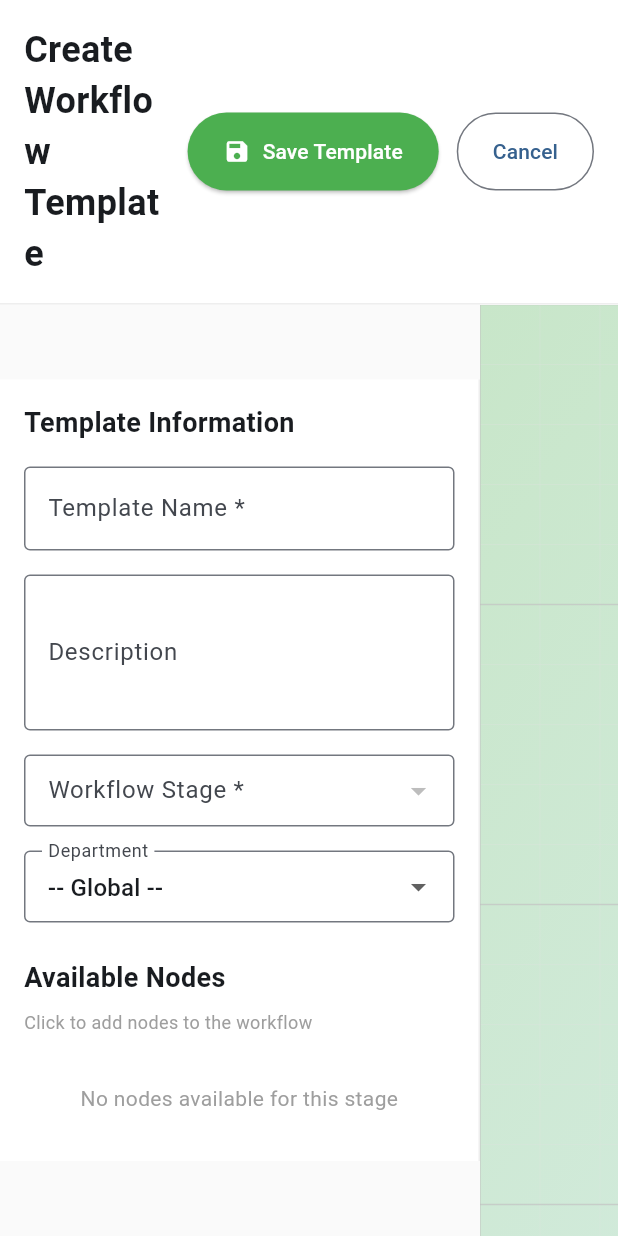
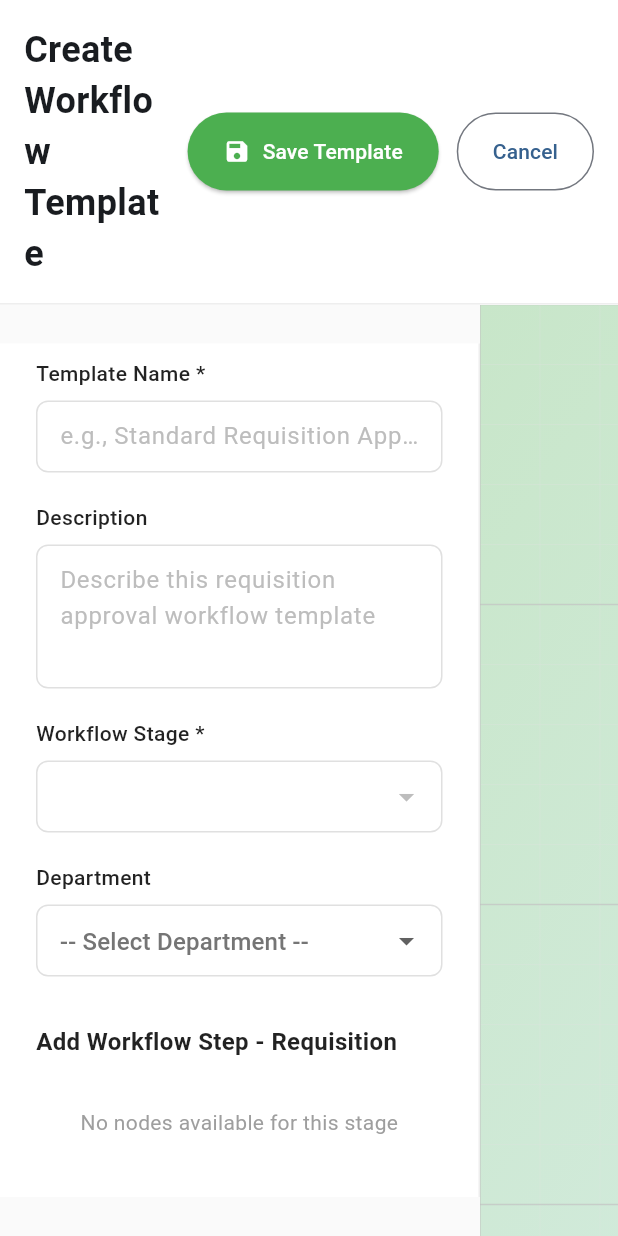
Before and after one commit to ravipazl/hrms, a Flutter app: the WorkflowCreationScreen screen opened by its route, on a phone screen of 412 x 824 dp. Run offline on Flutter 3.47's test engine with Material 3 defaults, Android fonts, the phone set to English and light mode, and no system bars; our stand-ins replace dio, file_picker, url_strategy; missing offline and left inert: dart:html; network calls fail.

Commit message:
design change workflow create

```diff
--- a/lib/screens/workflow_creation_screen.dart
+++ b/lib/screens/workflow_creation_screen.dart
@@ -180,17 +180,17 @@ class _WorkflowCreationScreenState extends State<WorkflowCreationScreen> {
                   ),
                 ),
                 // ✅ Show template ID in edit/view mode
-                if (widget.templateId != null)
-                  Padding(
-                    padding: const EdgeInsets.only(top: 4),
-                    child: Text(
-                      'Template ID: ${widget.templateId}',
-                      style: TextStyle(
-                        fontSize: 12,
-                        color: Colors.grey.shade600,
-                      ),
-                    ),
-                  ),
+                // if (widget.templateId != null)
+                //   Padding(
+                //     padding: const EdgeInsets.only(top: 4),
+                //     child: Text(
+                //       'Template ID: ${widget.templateId}',
+                //       style: TextStyle(
+                //         fontSize: 12,
+                //         color: Colors.grey.shade600,
+                //       ),
+                //     ),
+                //   ),
               ],
             ),
           ),
@@ -296,52 +296,112 @@ class _WorkflowCreationScreenState extends State<WorkflowCreationScreen> {
         border: Border(right: BorderSide(color: Colors.grey.shade200)),
       ),
       child: SingleChildScrollView(
-        padding: const EdgeInsets.all(16),
+        padding: const EdgeInsets.only(top: 10, left: 24, right: 24, bottom: 24),
         child: Column(
           crossAxisAlignment: CrossAxisAlignment.start,
           children: [
-            // Template Information
+            // Template Name field
             const Text(
-              'Template Information',
-              style: TextStyle(fontSize: 18, fontWeight: FontWeight.bold),
+              'Template Name *',
+              style: TextStyle(
+                fontSize: 14,
+                fontWeight: FontWeight.w500,
+                color: Colors.black87,
               ),
-            const SizedBox(height: 16),
-
-            // Name field
+            ),
+            const SizedBox(height: 8),
             TextField(
               controller: _nameController,
-              decoration: const InputDecoration(
-                labelText: 'Template Name *',
-                border: OutlineInputBorder(),
+              decoration: InputDecoration(
+                border: OutlineInputBorder(
+                  borderRadius: BorderRadius.circular(8),
+                  borderSide: BorderSide(color: Colors.grey.shade300),
+                ),
+                enabledBorder: OutlineInputBorder(
+                  borderRadius: BorderRadius.circular(8),
+                  borderSide: BorderSide(color: Colors.grey.shade300),
+                ),
+                focusedBorder: OutlineInputBorder(
+                  borderRadius: BorderRadius.circular(8),
+                  borderSide: const BorderSide(color: Colors.blue, width: 2),
+                ),
                 hintText: 'e.g., Standard Requisition Approval',
+                hintStyle: TextStyle(color: Colors.grey.shade400),
+                contentPadding: const EdgeInsets.symmetric(horizontal: 12, vertical: 12),
+                filled: true,
+                fillColor: Colors.white,
               ),
               onChanged: (value) => provider.updateTemplateInfo(name: value),
               enabled: widget.mode != 'view',
             ),
-            const SizedBox(height: 16),
+            const SizedBox(height: 20),
 
             // Description field
+            const Text(
+              'Description',
+              style: TextStyle(
+                fontSize: 14,
+                fontWeight: FontWeight.w500,
+                color: Colors.black87,
+              ),
+            ),
+            const SizedBox(height: 8),
             TextField(
               controller: _descriptionController,
-              decoration: const InputDecoration(
-                labelText: 'Description',
-                border: OutlineInputBorder(),
-                hintText: 'Describe this workflow template',
+              decoration: InputDecoration(
+                border: OutlineInputBorder(
+                  borderRadius: BorderRadius.circular(8),
+                  borderSide: BorderSide(color: Colors.grey.shade300),
+                ),
+                enabledBorder: OutlineInputBorder(
+                  borderRadius: BorderRadius.circular(8),
+                  borderSide: BorderSide(color: Colors.grey.shade300),
+                ),
+                focusedBorder: OutlineInputBorder(
+                  borderRadius: BorderRadius.circular(8),
+                  borderSide: const BorderSide(color: Colors.blue, width: 2),
+                ),
+                hintText: 'Describe this requisition approval workflow template',
+                hintStyle: TextStyle(color: Colors.grey.shade400),
+                contentPadding: const EdgeInsets.symmetric(horizontal: 12, vertical: 12),
+                filled: true,
+                fillColor: Colors.white,
               ),
               maxLines: 3,
               onChanged: (value) => provider.updateTemplateInfo(description: value),
               enabled: widget.mode != 'view',
             ),
-            const SizedBox(height: 16),
+            const SizedBox(height: 20),
 
-            // Stage dropdown
+            // Workflow Stage dropdown
+            const Text(
+              'Workflow Stage *',
+              style: TextStyle(
+                fontSize: 14,
+                fontWeight: FontWeight.w500,
+                color: Colors.black87,
+              ),
+            ),
+            const SizedBox(height: 8),
             DropdownButtonFormField<int>(
               value: provider.selectedStage?.id,
               isExpanded: true,
-              decoration: const InputDecoration(
-                labelText: 'Workflow Stage *',
-                border: OutlineInputBorder(),
-                contentPadding: EdgeInsets.symmetric(horizontal: 12, vertical: 10),
+              decoration: InputDecoration(
+                border: OutlineInputBorder(
+                  borderRadius: BorderRadius.circular(8),
+                  borderSide: BorderSide(color: Colors.grey.shade300),
+                ),
+                enabledBorder: OutlineInputBorder(
+                  borderRadius: BorderRadius.circular(8),
+                  borderSide: BorderSide(color: Colors.grey.shade300),
+                ),
+                focusedBorder: OutlineInputBorder(
+                  borderRadius: BorderRadius.circular(8),
+                  borderSide: const BorderSide(color: Colors.blue, width: 2),
+                ),
+                contentPadding: const EdgeInsets.symmetric(horizontal: 12, vertical: 12),
+                filled: true,
+                fillColor: Colors.white,
               ),
               items: provider.availableStages.map((stage) {
                 return DropdownMenuItem<int>(
@@ -372,9 +432,18 @@ class _WorkflowCreationScreenState extends State<WorkflowCreationScreen> {
                       }
                     },
             ),
-            const SizedBox(height: 16),
+            const SizedBox(height: 20),
 
-            // ✅ NEW: Department dropdown
+            // Department dropdown
+            const Text(
+              'Department',
+              style: TextStyle(
+                fontSize: 14,
+                fontWeight: FontWeight.w500,
+                color: Colors.black87,
+              ),
+            ),
+            const SizedBox(height: 8),
             if (_loadingDepartments)
               const Center(
                 child: Padding(
@@ -385,19 +454,33 @@ class _WorkflowCreationScreenState extends State<WorkflowCreationScreen> {
             else
               DropdownButtonFormField<int>(
                 value: provider.template.department,
-                isExpanded: true, // ✅ FIX: Prevent overflow
-                decoration: const InputDecoration(
-                  labelText: 'Department',
-                  border: OutlineInputBorder(),
-                  hintText: 'Optional',
-                  contentPadding: EdgeInsets.symmetric(horizontal: 12, vertical: 10),
+                isExpanded: true,
+                decoration: InputDecoration(
+                  border: OutlineInputBorder(
+                    borderRadius: BorderRadius.circular(8),
+                    borderSide: BorderSide(color: Colors.grey.shade300),
+                  ),
+                  enabledBorder: OutlineInputBorder(
+                    borderRadius: BorderRadius.circular(8),
+                    borderSide: BorderSide(color: Colors.grey.shade300),
+                  ),
+                  focusedBorder: OutlineInputBorder(
+                    borderRadius: BorderRadius.circular(8),
+                    borderSide: const BorderSide(color: Colors.blue, width: 2),
+                  ),
+                  hintText: '-- Select Department --',
+                  hintStyle: TextStyle(color: Colors.grey.shade400),
+                  contentPadding: const EdgeInsets.symmetric(horizontal: 12, vertical: 12),
+                  filled: true,
+                  fillColor: Colors.white,
                 ),
                 items: [
-                  const DropdownMenuItem<int>(
+                  DropdownMenuItem<int>(
                     value: null,
                     child: Text(
-                      '-- Global --',
-                      overflow: TextOverflow.ellipsis, // ✅ FIX: Handle long text
+                      '-- Select Department --',
+                      style: TextStyle(color: Colors.grey.shade600),
+                      overflow: TextOverflow.ellipsis,
                       maxLines: 1,
                     ),
                   ),
@@ -406,7 +489,7 @@ class _WorkflowCreationScreenState extends State<WorkflowCreationScreen> {
                       value: dept.id,
                       child: Text(
                         dept.name,
-                        overflow: TextOverflow.ellipsis, // ✅ FIX: Handle long text
+                        overflow: TextOverflow.ellipsis,
                         maxLines: 1,
                       ),
                     );
@@ -418,7 +501,7 @@ class _WorkflowCreationScreenState extends State<WorkflowCreationScreen> {
                         provider.updateTemplateInfo(department: value);
                       },
               ),
-            const SizedBox(height: 24),
+            const SizedBox(height: 32),
 
             // Node Palette
             if (widget.mode != 'view') _buildNodePalette(provider),
@@ -432,14 +515,13 @@ class _WorkflowCreationScreenState extends State<WorkflowCreationScreen> {
     return Column(
       crossAxisAlignment: CrossAxisAlignment.start,
       children: [
-        const Text(
-          'Available Nodes',
-          style: TextStyle(fontSize: 18, fontWeight: FontWeight.bold),
+        Text(
+          'Add Workflow Step - ${provider.selectedStage?.description ?? "Requisition"}',
+          style: const TextStyle(
+            fontSize: 16,
+            fontWeight: FontWeight.w600,
+            color: Colors.black87,
           ),
-        const SizedBox(height: 8),
-        const Text(
-          'Click to add nodes to the workflow',
-          style: TextStyle(fontSize: 12, color: Colors.grey),
         ),
         const SizedBox(height: 16),
 
@@ -467,52 +549,39 @@ class _WorkflowCreationScreenState extends State<WorkflowCreationScreen> {
 
             return Padding(
               padding: const EdgeInsets.only(bottom: 12),
-              child: InkWell(
-                onTap: canAdd
+              child: SizedBox(
+                width: double.infinity,
+                child: ElevatedButton(
+                  onPressed: canAdd
                       ? () => provider.addNode(constraint.node)
                       : null,
-                child: Container(
-                  padding: const EdgeInsets.all(12),
-                  decoration: BoxDecoration(
-                    color: canAdd ? Colors.blue.shade50 : Colors.grey.shade100,
+                  style: ElevatedButton.styleFrom(
+                    backgroundColor: canAdd ? const Color(0xFF2563EB) : Colors.grey.shade300,
+                    foregroundColor: Colors.white,
+                    elevation: 0,
+                    padding: const EdgeInsets.symmetric(horizontal: 16, vertical: 14),
+                    shape: RoundedRectangleBorder(
                       borderRadius: BorderRadius.circular(8),
-                    border: Border.all(
-                      color: canAdd ? Colors.blue.shade200 : Colors.grey.shade300,
                     ),
+                    disabledBackgroundColor: Colors.grey.shade300,
+                    disabledForegroundColor: Colors.grey.shade600,
                   ),
                   child: Row(
-                    children: [
-                      Icon(
-                        constraint.node.type == 'Stop'
-                            ? Icons.stop_circle
-                            : Icons.check_circle,
-                        color: canAdd ? Colors.blue : Colors.grey,
-                      ),
-                      const SizedBox(width: 12),
-                      Expanded(
-                        child: Column(
-                          crossAxisAlignment: CrossAxisAlignment.start,
+                    mainAxisAlignment: MainAxisAlignment.spaceBetween,
                     children: [
                       Text(
                         constraint.node.displayName,
-                              style: TextStyle(
-                                fontWeight: FontWeight.w600,
-                                color: canAdd ? Colors.black : Colors.grey,
+                        style: const TextStyle(
+                          fontSize: 15,
+                          fontWeight: FontWeight.w500,
                         ),
                       ),
                       Text(
-                              '$existingCount/${constraint.maxCount} added',
-                              style: TextStyle(
-                                fontSize: 12,
-                                color: canAdd ? Colors.grey.shade600 : Colors.grey,
+                        '$existingCount/${constraint.maxCount}',
+                        style: const TextStyle(
+                          fontSize: 14,
+                          fontWeight: FontWeight.w400,
                         ),
-                            ),
-                          ],
-                        ),
-                      ),
-                      Icon(
-                        canAdd ? Icons.add : Icons.block,
-                        color: canAdd ? Colors.blue : Colors.grey,
                       ),
                     ],
                   ),
```
Lines whose indentation alone changed are shown as unchanged.
